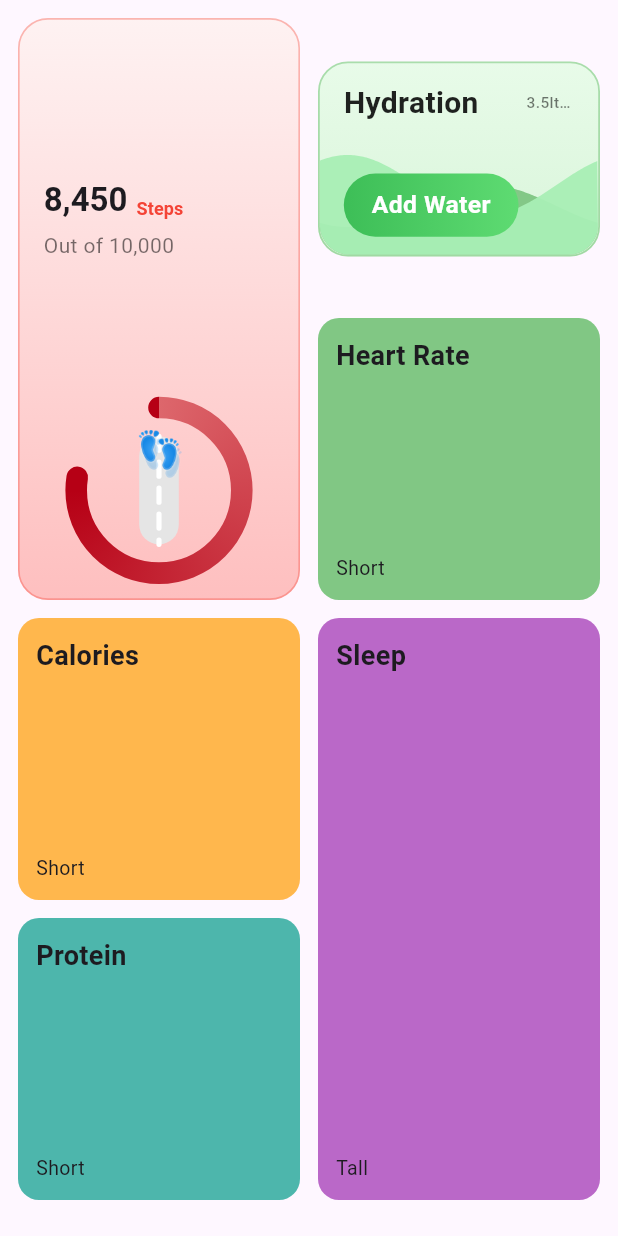
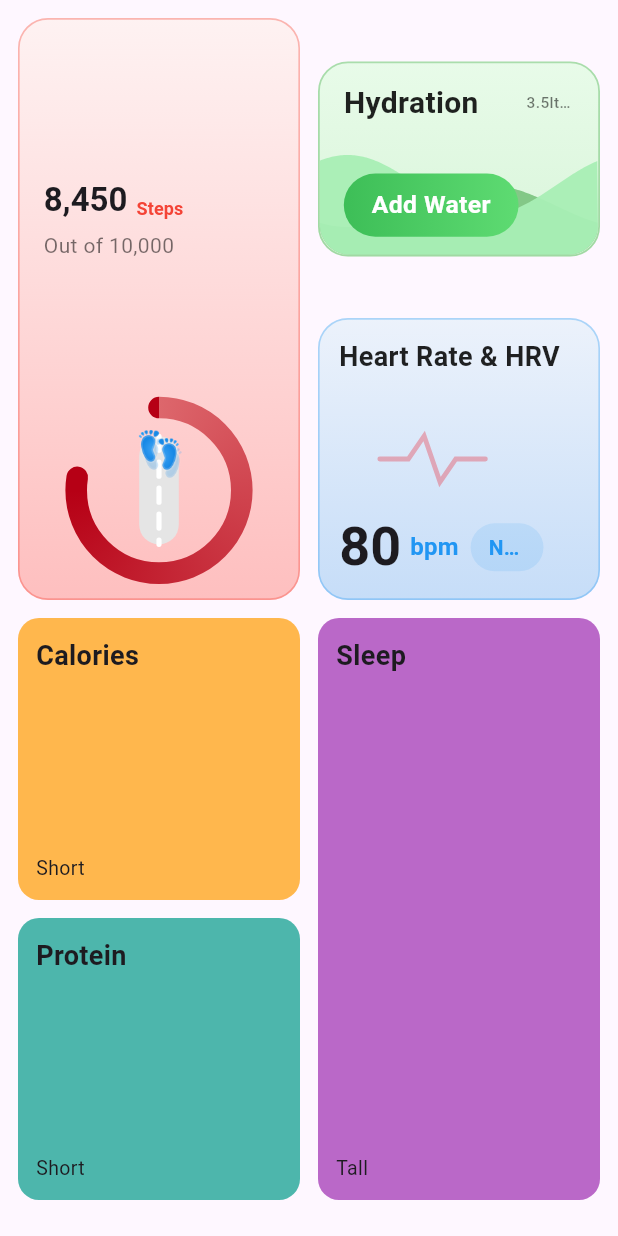
Before and after one commit to devOmedia/animated_gredview, a Flutter app: the screen it shows after launch, on a phone screen of 412 x 824 dp. Run offline on Flutter 3.47's test engine with Material 3 defaults, Android fonts, the phone set to English and light mode, and no system bars.

Commit message:
ADDED HEART RATE

```diff
--- /dev/null
+++ b/lib/heart_rate_card.dart
@@ -0,0 +1,214 @@
+import 'package:flutter/material.dart';
+
+class HeartRateCard extends StatefulWidget {
+  const HeartRateCard({super.key});
+
+  @override
+  State<HeartRateCard> createState() => _HeartRateCardState();
+}
+
+class _HeartRateCardState extends State<HeartRateCard>
+    with SingleTickerProviderStateMixin {
+  late AnimationController _controller;
+  late Animation<double> _ecgAnim;
+  final int bpm = 80;
+
+  String get heartLabel {
+    if (bpm < 60) {
+      return "Low";
+    } else if (bpm < 100) {
+      return "Normal";
+    } else if (bpm < 140) {
+      return "Elevated";
+    } else {
+      return "High";
+    }
+  }
+
+  @override
+  void initState() {
+    super.initState();
+    final beatDuration = Duration(milliseconds: ((60000 / bpm) * 1.2).round());
+    _controller = AnimationController(vsync: this, duration: beatDuration)
+      ..repeat();
+    _ecgAnim = Tween<double>(
+      begin: 0,
+      end: 1,
+    ).animate(CurvedAnimation(parent: _controller, curve: Curves.linear));
+  }
+
+  @override
+  void dispose() {
+    _controller.dispose();
+    super.dispose();
+  }
+
+  @override
+  Widget build(BuildContext context) {
+    final theme = Theme.of(context);
+    final textTheme = theme.textTheme;
+    return SizedBox(
+      height: 130,
+      child: Container(
+        decoration: BoxDecoration(
+          borderRadius: BorderRadius.circular(20),
+          border: Border.all(color: Colors.blue.withOpacity(0.32), width: 1.1),
+          gradient: const LinearGradient(
+            colors: [
+              Color.fromARGB(255, 236, 242, 251),
+              Color.fromARGB(255, 198, 221, 248),
+            ],
+            begin: Alignment.topCenter,
+            end: Alignment.bottomCenter,
+          ),
+        ),
+        child: Stack(
+          alignment: Alignment.center,
+          children: [
+            // Animated ECG (heartbeat) diagram in the background
+            AnimatedBuilder(
+              animation: _ecgAnim,
+              builder: (context, child) {
+                return Opacity(
+                  opacity: 0.32,
+                  child: Center(
+                    child: CustomPaint(
+                      size: const Size(120, 48),
+                      painter: _ECGDiagramPainter(progress: _ecgAnim.value),
+                    ),
+                  ),
+                );
+              },
+            ),
+            Padding(
+              padding: const EdgeInsets.symmetric(horizontal: 13, vertical: 12),
+              child: Column(
+                crossAxisAlignment: CrossAxisAlignment.start,
+                children: [
+                  LayoutBuilder(
+                    builder: (context, constraints) {
+                      return Text(
+                        "Heart Rate & HRV",
+                        maxLines: 1,
+                        overflow: TextOverflow.ellipsis,
+                        style: TextStyle(
+                          fontSize: 18,
+                          fontWeight: FontWeight.w600,
+                          color: Colors.black87,
+                        ),
+                      );
+                    },
+                  ),
+                  Spacer(),
+                  Row(
+                    children: [
+                      Flexible(
+                        child: Text(
+                          "$bpm",
+                          style: textTheme.displaySmall?.copyWith(
+                            fontWeight: FontWeight.bold,
+                          ),
+                          overflow: TextOverflow.ellipsis,
+                        ),
+                      ),
+                      const SizedBox(width: 6),
+                      Flexible(
+                        child: Text(
+                          "bpm",
+                          style: textTheme.titleMedium?.copyWith(
+                            color: Colors.blue,
+                            fontWeight: FontWeight.w600,
+                          ),
+                          overflow: TextOverflow.ellipsis,
+                        ),
+                      ),
+                      const SizedBox(width: 8),
+                      Expanded(
+                        child: AnimatedContainer(
+                          duration: const Duration(milliseconds: 400),
+                          curve: Curves.easeInOut,
+                          padding: const EdgeInsets.symmetric(
+                            horizontal: 12,
+                            vertical: 6,
+                          ),
+                          decoration: BoxDecoration(
+                            color: Colors.blue.withOpacity(0.12),
+                            borderRadius: BorderRadius.circular(16),
+                          ),
+                          child: Text(
+                            heartLabel,
+                            style: textTheme.titleSmall?.copyWith(
+                              color: Colors.blue,
+                              fontWeight: FontWeight.w600,
+                            ),
+                            overflow: TextOverflow.ellipsis,
+                          ),
+                        ),
+                      ),
+                    ],
+                  ),
+                ],
+              ),
+            ),
+          ],
+        ),
+      ),
+    );
+  }
+}
+
+class _ECGDiagramPainter extends CustomPainter {
+  final double progress; // 0..1
+  const _ECGDiagramPainter({required this.progress});
+
+  @override
+  void paint(Canvas canvas, Size size) {
+    final Paint paint = Paint()
+      ..color = const Color(0xFFEA1D2C)
+      ..strokeWidth = 3.2
+      ..style = PaintingStyle.stroke
+      ..strokeCap = StrokeCap.round;
+
+    final double w = size.width;
+    final double h = size.height;
+    final double margin = w * 0.06;
+    final double left = margin;
+    final double right = w - margin;
+    final double mid = h * 0.5;
+    final double peak = h * 0.18;
+    final double dip = h * 0.82;
+
+    // ECG path: flat, up, sharp down, up, flat
+    final Path path = Path();
+    final double totalLen = right - left;
+    final double animX = left + totalLen * progress;
+    path.moveTo(left, mid);
+    // Animate the "pulse" moving across
+    if (animX < left + totalLen * 0.18) {
+      path.lineTo(animX, mid);
+    } else if (animX < left + totalLen * 0.28) {
+      path.lineTo(left + totalLen * 0.18, mid);
+      path.lineTo(animX, peak);
+    } else if (animX < left + totalLen * 0.38) {
+      path.lineTo(left + totalLen * 0.18, mid);
+      path.lineTo(left + totalLen * 0.28, peak);
+      path.lineTo(animX, dip);
+    } else if (animX < left + totalLen * 0.48) {
+      path.lineTo(left + totalLen * 0.18, mid);
+      path.lineTo(left + totalLen * 0.28, peak);
+      path.lineTo(left + totalLen * 0.38, dip);
+      path.lineTo(animX, mid);
+    } else {
+      path.lineTo(left + totalLen * 0.18, mid);
+      path.lineTo(left + totalLen * 0.28, peak);
+      path.lineTo(left + totalLen * 0.38, dip);
+      path.lineTo(left + totalLen * 0.48, mid);
+      path.lineTo(animX, mid);
+    }
+    canvas.drawPath(path, paint);
+  }
+
+  @override
+  bool shouldRepaint(_ECGDiagramPainter oldDelegate) =>
+      oldDelegate.progress != progress;
+}
--- a/lib/main.dart
+++ b/lib/main.dart
@@ -3,6 +3,7 @@ import 'dart:math';
 import 'package:flutter/material.dart';
 import 'package:flutter_staggered_grid_view/flutter_staggered_grid_view.dart';
 
+import 'heart_rate_card.dart';
 import 'hydration_card.dart';
 import 'steps_card.dart';
 
@@ -320,6 +321,14 @@ class _MetricsGridPageState extends State<MetricsGridPage> {
         ),
       );
     }
+    if (item.title == "Heart Rate") {
+      width *= 1.0;
+      return SizedBox(
+        width: width,
+        height: feedbackHeight ?? 130,
+        child: const HeartRateCard(),
+      );
+    }
     if (item.heightCells == 2) {
       width *= 0.9;
     } else if (item.heightCells == 1) {
```
